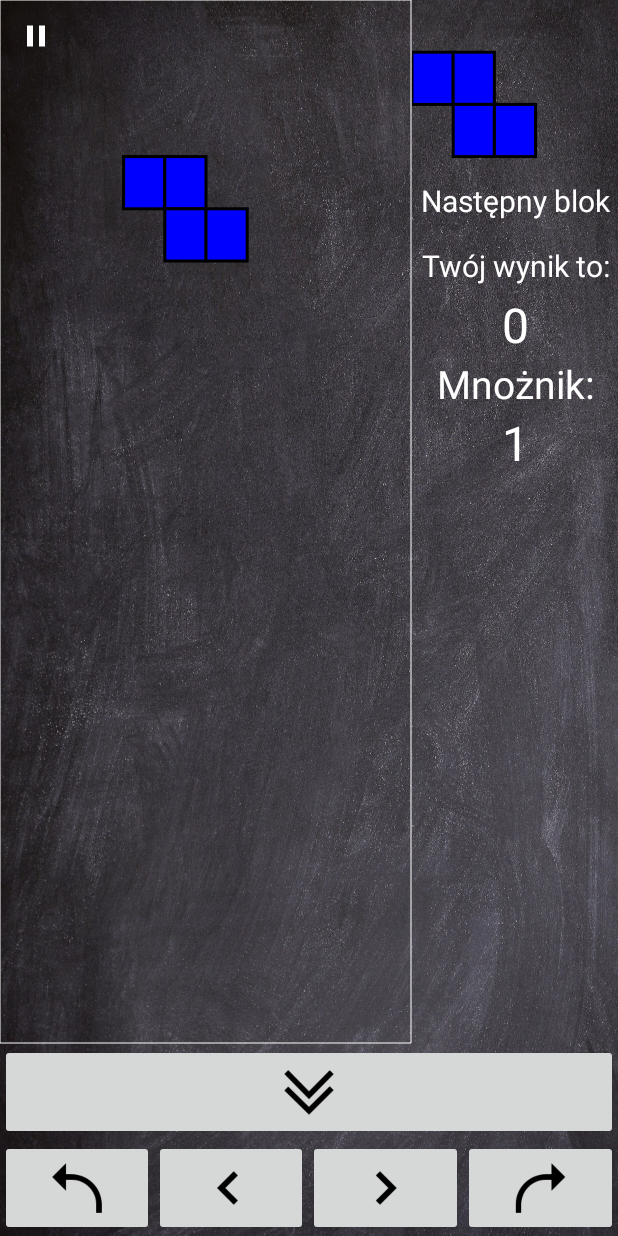
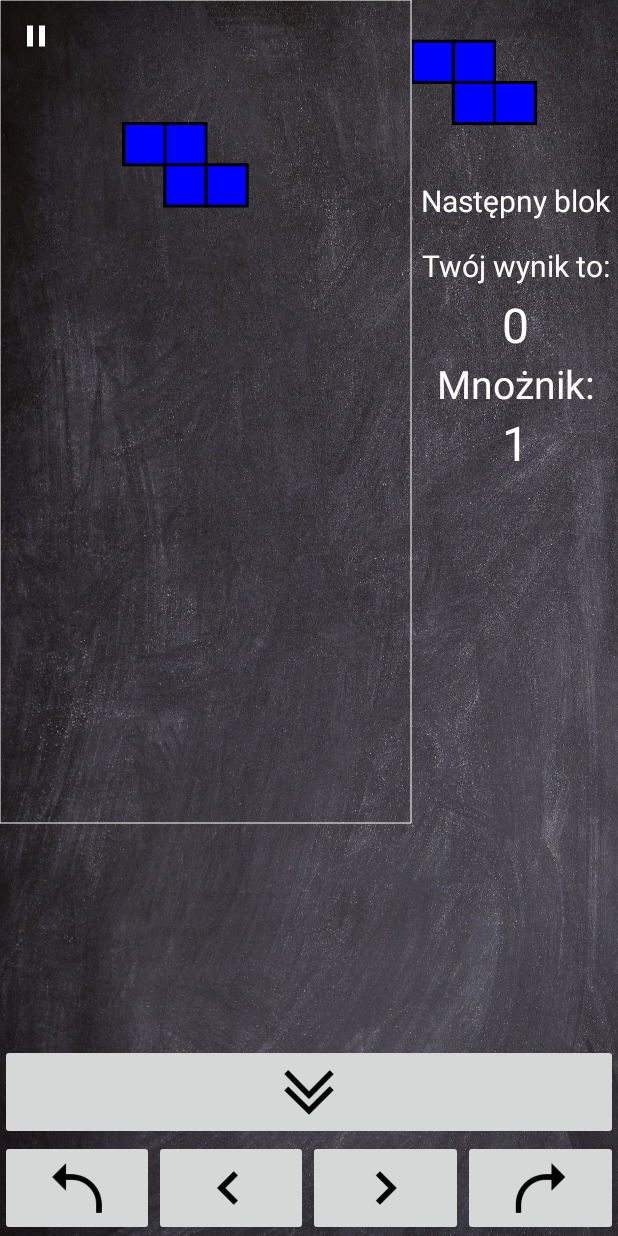
Before and after one commit to avatarp/Tetris-android, an Android app: the screen it shows after launch (GameActivity), after a tap on "NOWA GRA", on a phone screen of 412 x 824 dp. Run offline under Robolectric (Android 15) with nearby library versions, the phone set to English and light mode, and no system bars; 2 statements that could not run were skipped.

Commit message:
-added function for scaling well view to proper dimensions
Signed-off-by: Mateusz Siedlecki <msiedlecki5@gmail.com>

```diff
--- a/app/src/main/java/com/example/tetris/GameActivity.java
+++ b/app/src/main/java/com/example/tetris/GameActivity.java
@@ -39,6 +39,12 @@ public class GameActivity extends AppCompatActivity {
                 pauseButton.setImageResource(R.drawable.ic_pause_white_24dp);
             else
                 pauseButton.setImageResource(R.drawable.ic_play_arrow_white_24dp);
+
+            if (gameView.getHeight() > 0 || gameView.getWidth() > 0) {
+                if (gameView.getHeight() > gameView.getWidth() * 2.2) {
+                    gameView.getLayoutParams().height = gameView.getWidth() * 2;
+                }
+            }
 
             Bitmap gameMap = Bitmap.createBitmap(gameView.getWidth(), gameView.getHeight(), Bitmap.Config.ARGB_8888);
             Canvas gameCanvas = new Canvas();
--- a/app/src/main/res/layout/activity_game.xml
+++ b/app/src/main/res/layout/activity_game.xml
@@ -8,7 +8,7 @@
 
     <LinearLayout
         android:layout_width="match_parent"
-        android:layout_height="wrap_content"
+        android:layout_height="match_parent"
         android:layout_above="@id/dropButton"
         android:orientation="horizontal"
         android:weightSum="3">
@@ -16,8 +16,10 @@
         <View
             android:id="@+id/GameSideView"
             android:layout_width="wrap_content"
-            android:layout_height="match_parent"
-            android:layout_weight="1"/>
+            android:layout_height="wrap_content"
+            android:layout_gravity="top"
+            android:layout_weight="1"
+            android:foregroundGravity="top" />
 
         <LinearLayout
             android:layout_width="wrap_content"
--- a/build.gradle
+++ b/build.gradle
@@ -8,7 +8,7 @@ buildscript {
     }
 
     dependencies {
-        classpath 'com.android.tools.build:gradle:3.5.0'
+        classpath 'com.android.tools.build:gradle:3.5.1'
         classpath 'com.github.dcendents:android-maven-plugin:1.2'
         classpath 'com.jfrog.bintray.gradle:gradle-bintray-plugin:1.3'
 
```
